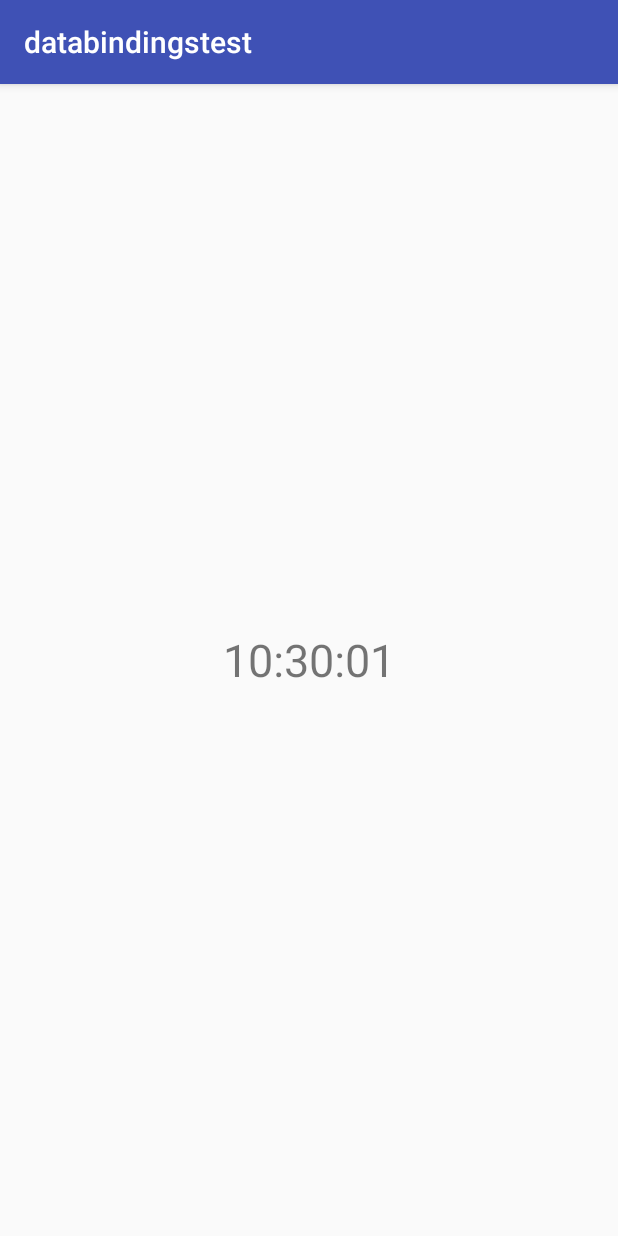
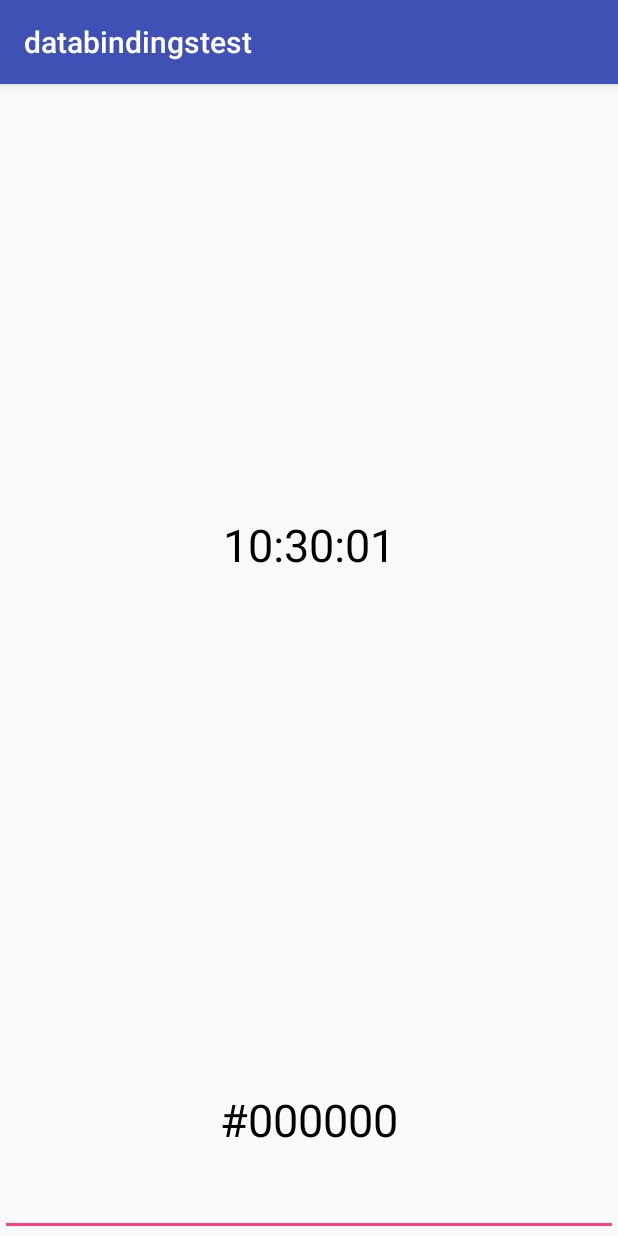
Before and after one commit to lachezar/android-data-binding-playground, an Android app: the screen it shows after launch (MainActivity), on a phone screen of 412 x 824 dp. Run offline under Robolectric (Android 15) with nearby library versions, the phone set to English and light mode, and no system bars; our stand-ins replace data binding.

Commit message:
Added 2-way binding example

```diff
--- a/app/src/main/java/se/finatech/databindingstest/ClockTimer.java
+++ b/app/src/main/java/se/finatech/databindingstest/ClockTimer.java
@@ -2,6 +2,7 @@ package se.finatech.databindingstest;
 
 import android.databinding.BaseObservable;
 import android.databinding.Bindable;
+import android.graphics.Color;
 import android.support.annotation.NonNull;
 import android.view.View;
 
@@ -18,6 +19,8 @@ import java.util.TimerTask;
 public class ClockTimer extends BaseObservable { // Plain Old Java Object (a.k.a POJO)
 
     final Timer timer = new Timer();
+
+    private String timeColor = "#000000";
 
     @NonNull
     private String lastTime = "";
@@ -54,6 +57,22 @@ public class ClockTimer extends BaseObservable { // Plain Old Java Object (a.k.a
         return lastTime;
     }
 
+    @Bindable
+    public String getTimeColor() {
+        return timeColor;
+    }
+
+    @Bindable
+    public void setTimeColor(String color) {
+        timeColor = color;
+        try {
+            Color.parseColor(color);
+            notifyPropertyChanged(se.finatech.databindingstest.BR.timeColor);
+        } catch (IllegalArgumentException | StringIndexOutOfBoundsException e) {
+            // pass
+        }
+    }
+
     public void onTimerPressed(View view) {
         isTimerPaused = !isTimerPaused;
     }
--- a/app/src/main/res/layout/activity_main.xml
+++ b/app/src/main/res/layout/activity_main.xml
@@ -2,18 +2,31 @@
 <layout xmlns:android="http://schemas.android.com/apk/res/android">
     <data>
         <import type="android.view.View"/>
+        <import type="android.graphics.Color"/>
         <variable name="timer" type="se.finatech.databindingstest.ClockTimer"/>
     </data>
     <LinearLayout
         android:orientation="vertical"
         android:layout_width="match_parent"
-        android:layout_height="match_parent">
+        android:layout_height="match_parent"
+        android:weightSum="10">
         <TextView android:layout_width="match_parent"
-            android:layout_height="match_parent"
+            android:layout_height="0dp"
             android:text="@{timer.time, default=`00:00:00`}"
             android:textSize="30sp"
             android:layout_gravity="center_horizontal|center_vertical"
             android:gravity="center_horizontal|center_vertical"
-            android:onClick="@{timer.onTimerPressed}"/>
+            android:layout_weight="8"
+            android:onClick="@{timer::onTimerPressed}"
+            android:textColor="@{Color.parseColor(timer.timeColor)}"
+            />
+        <EditText
+            android:layout_width="match_parent"
+            android:layout_height="0dp"
+            android:layout_weight="2"
+            android:text="@={timer.timeColor, default=`#000000`}"
+            android:textSize="30sp"
+            android:textColor="@{Color.parseColor(timer.timeColor)}"
+            android:gravity="center_horizontal|center_vertical"/>
     </LinearLayout>
 </layout>
```
